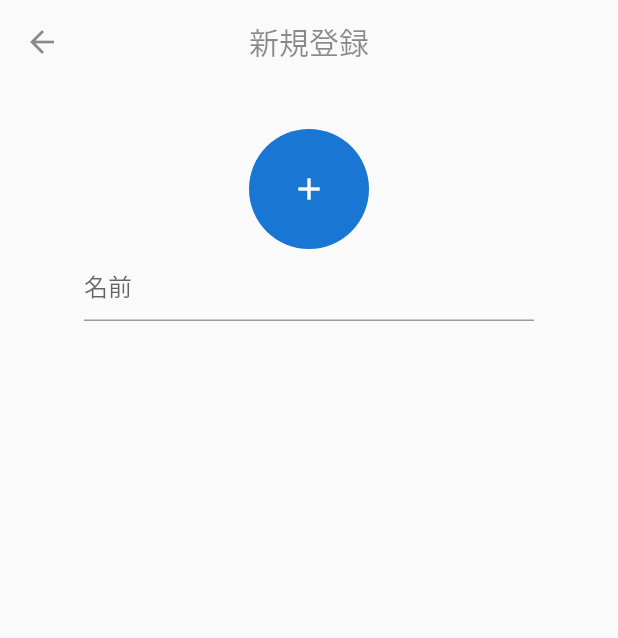
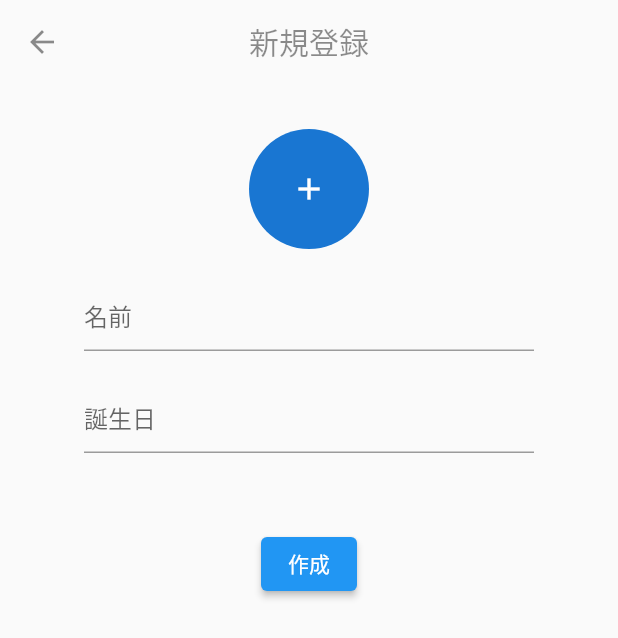
Before and after one commit to WL-Yahata/app_casino_03, a Flutter app: the CreateAccount screen opened directly, on a phone screen of 412 x 824 dp. Shown: the top 638 px of the screen. Run offline on Flutter 3.47's test engine with Material 2 defaults, Android fonts, the phone set to English and light mode, and no system bars; our stand-ins replace cloud_firestore, firebase_core, image_picker, syncfusion_flutter_calendar; accounts and stored records are empty.

Commit message:
アカウント作成UI

```diff
--- a/lib/view/users view/CreateAccount.dart
+++ b/lib/view/users view/CreateAccount.dart
@@ -1,4 +1,8 @@
+import 'dart:io';
+
+import 'package:app_casino_03/view/users%20view/ScreenPage.dart';
 import 'package:flutter/material.dart';
+import 'package:image_picker/image_picker.dart';
 
 class CreateAccount extends StatefulWidget {
   const CreateAccount({Key? key}) : super(key: key);
@@ -9,7 +13,18 @@ class CreateAccount extends StatefulWidget {
 
 class _CreateAccountState extends State<CreateAccount> {
   TextEditingController nameController = TextEditingController();
+  TextEditingController birthdayController = TextEditingController();
+  File? image;
+  ImagePicker picker = ImagePicker();
 
+  Future<void>getImageFromGallery() async {
+    final pickedFile = await picker.pickImage(source: ImageSource.gallery);
+    if(pickedFile!=null) {
+      setState(() {
+        image = File(pickedFile.path);
+      });
+    }
+  }
   @override
   Widget build(BuildContext context) {
     return Scaffold(
@@ -20,24 +35,51 @@ class _CreateAccountState extends State<CreateAccount> {
         title: const Text('新規登録',style:TextStyle(color:Colors.black45,)),
         centerTitle: true,
       ),
-      body: SizedBox(
+      body: SingleChildScrollView(
+        child: SizedBox(
           child: Container(
             width: double.infinity,
             child: Column(
               children:  [
                 const SizedBox(height: 30),
-              const CircleAvatar(
+                GestureDetector(
+                  onTap: (){
+                    getImageFromGallery();
+                  },
+                  child:  CircleAvatar(
+                    foregroundImage: image == null ? null : FileImage(image!),
                     radius: 40,
-                child: Icon(Icons.add),
+                    child: const Icon(Icons.add),
                   ),
-              SizedBox(
+                ),
+                Padding(
+                  padding: const EdgeInsets.symmetric(vertical: 20.0),
+                  child: SizedBox(
                     width: 300,
                     child: TextField(
                       controller: nameController,
                       decoration: const InputDecoration(hintText: '名前'),
                     ),
+                  ),
+                ),
+                SizedBox(
+                  width: 300,
+                  child: TextField(
+                    controller: birthdayController,
+                    decoration: const InputDecoration(hintText: '誕生日'),
                 )
+                ),
+                const SizedBox(height: 50),
+                  ElevatedButton(onPressed: (){
+                    if(nameController.text.isNotEmpty && birthdayController.text.isNotEmpty && image !=null){
+                      Navigator.push(
+                          context,
+                          MaterialPageRoute(
+                              builder: (context) => const ScreenPage()));
+                    }
+                  }, child: const Text('作成')),
               ],
+            ),
           ),
         ),
       ),
--- a/lib/view/users view/cashing/CashingPage.dart
+++ b/lib/view/users view/cashing/CashingPage.dart
@@ -1,4 +1,4 @@
-import 'package:app_casino_03/view/ownersView/ownersScreen.dart';
+import 'package:app_casino_03/view/users%20view/CreateAccount.dart';
 import 'package:flutter/material.dart';
 import 'package:intl/intl.dart';
 
@@ -39,7 +39,7 @@ class _CashingPageState extends State<CashingPage> {
           // ここにボタンを押した時に呼ばれるコードを書く
           Navigator.push(
             context,
-            MaterialPageRoute(builder: (context) => const OwnersScreenPage()),
+            MaterialPageRoute(builder: (context) => const CreateAccount()),
           );
         }, child: const Text('owners')),
       ),
--- a/pubspec.yaml
+++ b/pubspec.yaml
@@ -43,6 +43,7 @@ dependencies:
 
 
   intl: ^0.17.0
+  image_picker: ^0.8.6
   http: ^0.13.5
 
 
```
Also changed, not shown: pubspec.lock, 1 other file. Lines whose indentation alone changed are shown as unchanged.
